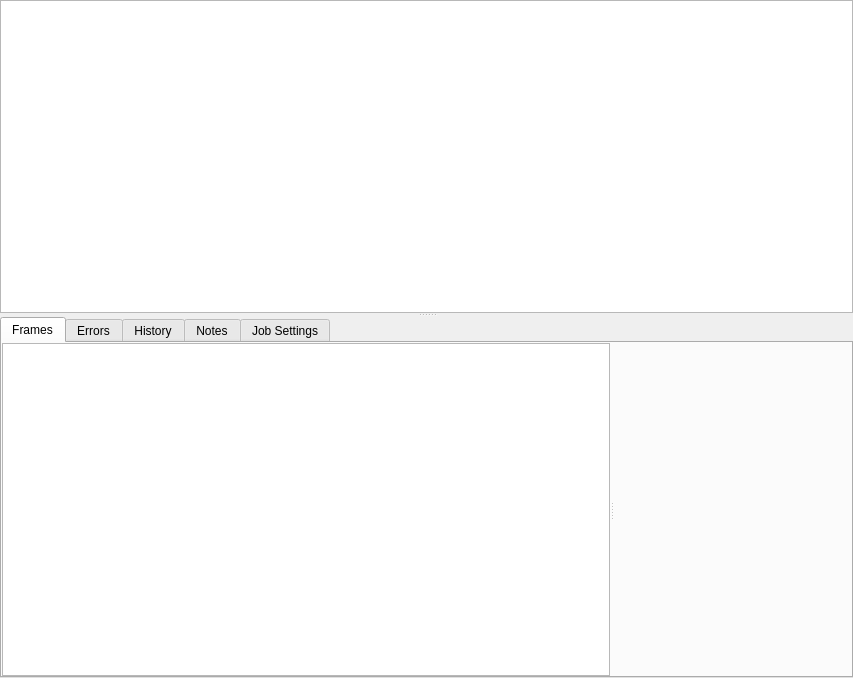
First picture: the form in cpp/lib/assfreezer/ui/joblistwidgetui.ui, repository justajeffy/arsenalsuite, before the edit.
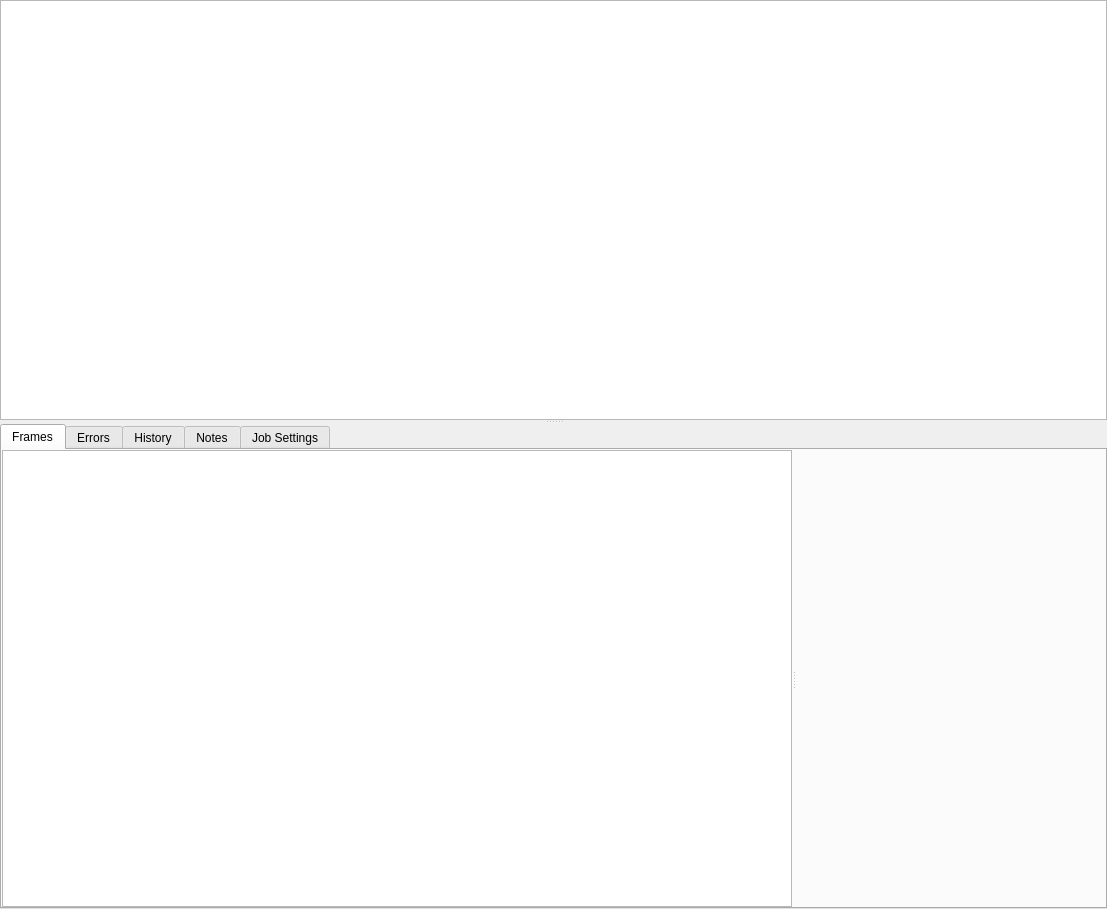
Second picture: the form after the edit. Custom widgets are drawn as their Qt base class.

Commit message: Correctly save state of 'View My Jobs' button; save splitter position of bottom pane; ask for a name when creating views so they save options correctly;

What changed in the file:
```diff
--- a/cpp/lib/assfreezer/ui/joblistwidgetui.ui
+++ b/cpp/lib/assfreezer/ui/joblistwidgetui.ui
@@ -6,8 +6,8 @@
    <rect>
     <x>0</x>
     <y>0</y>
-    <width>853</width>
-    <height>678</height>
+    <width>1107</width>
+    <height>909</height>
    </rect>
   </property>
   <property name="windowTitle">
@@ -75,7 +75,7 @@
           </widget>
           <widget class="ImageView" name="mImageView" native="true">
            <property name="sizePolicy">
-            <sizepolicy hsizetype="MinimumExpanding" vsizetype="Ignored">
+            <sizepolicy hsizetype="Minimum" vsizetype="Ignored">
              <horstretch>0</horstretch>
              <verstretch>0</verstretch>
             </sizepolicy>
```
Left out of the diff: 2 changed lines with no effect on the pictures. The commit also changes 2 other files.
